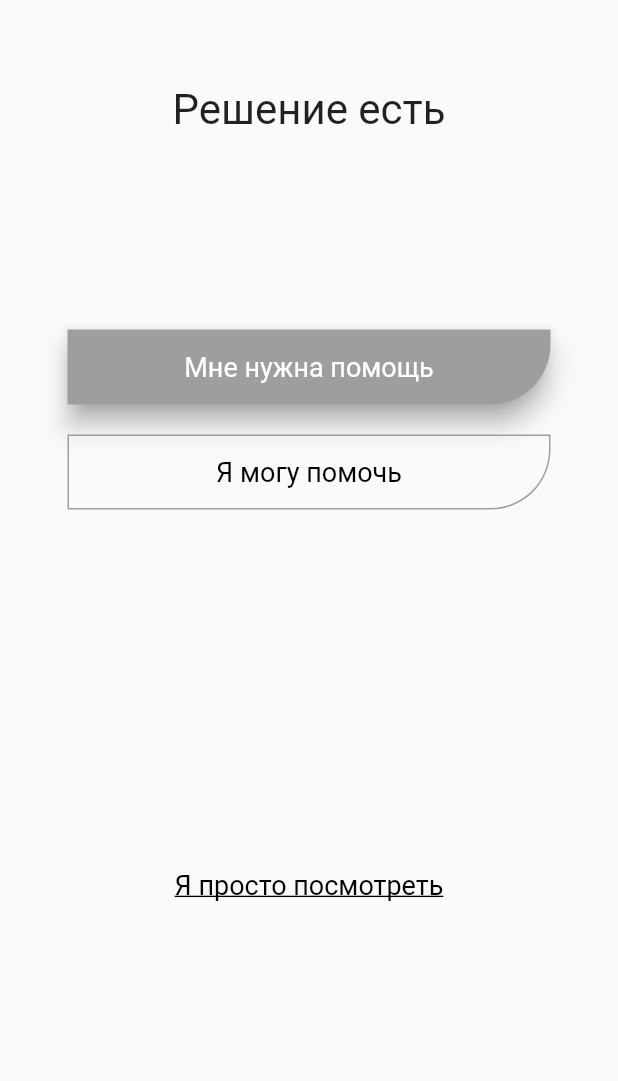
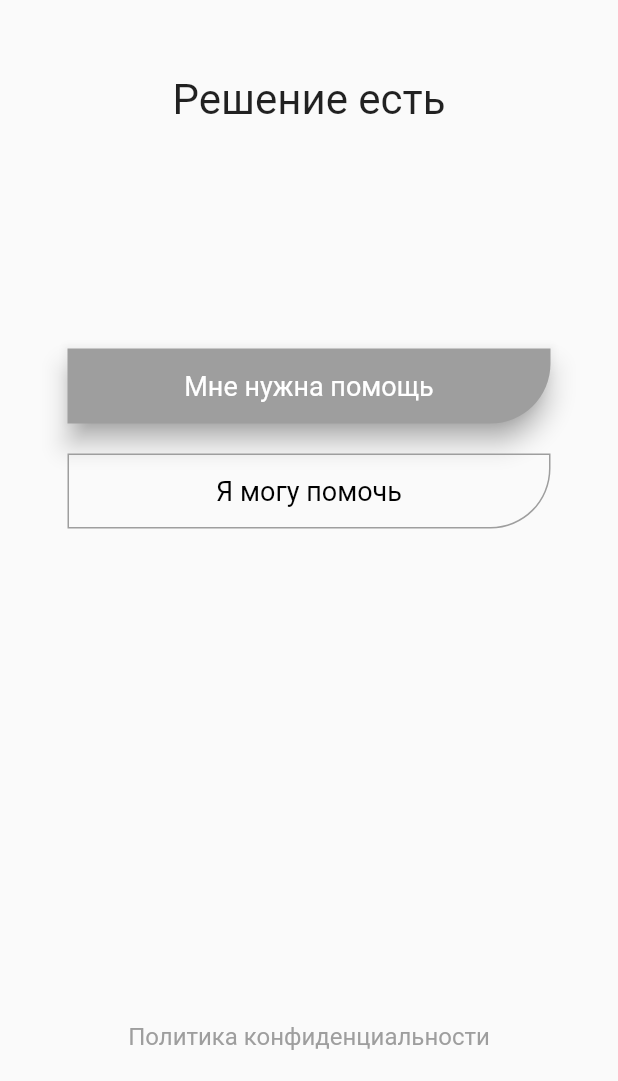
Before and after one commit to ars-kalinichenko/WeHelp, a Flutter app: the screen it shows after launch, on a phone screen of 412 x 824 dp, the part 155-1236 px from its top. Run offline on Flutter 3.47's test engine with Material 2 defaults, Android fonts, the phone set to English and light mode, and no system bars; Roboto replaces fonts that are missing (Montserrat).

Commit message:
Static layout converted to adaptive.

```diff
--- a/we_help/lib/main.dart
+++ b/we_help/lib/main.dart
@@ -78,12 +78,13 @@ class _StartPageState extends State<StartPage> {
                 // center the children vertically; the main axis here is the vertical
                 // axis because Columns are vertical (the cross axis would be
                 // horizontal).
-                mainAxisAlignment: MainAxisAlignment.start,
+                mainAxisAlignment: MainAxisAlignment.spaceBetween,
                 crossAxisAlignment: CrossAxisAlignment.center,
                 children: <Widget>[
           Container(
-            child: Stack(
-              alignment: Alignment.topCenter,
+            child: Column(
+              mainAxisAlignment: MainAxisAlignment.spaceEvenly,
+              crossAxisAlignment: CrossAxisAlignment.center,
               children: <Widget>[
                 Container(
                   padding: EdgeInsets.fromLTRB(0.0, 70.0, 0.0, 0.0),
@@ -94,8 +95,8 @@ class _StartPageState extends State<StartPage> {
                           fontWeight: FontWeight.normal,
                           fontFamily: "Montserrat")),
                 ),
+                SizedBox(height: 50.0),
                 Container(
-                  padding: EdgeInsets.fromLTRB(0.0, 160.0, 0.0, 0.0),
                   child: Text('Решение есть',
                       textAlign: TextAlign.center,
                       style: TextStyle(
@@ -107,10 +108,9 @@ class _StartPageState extends State<StartPage> {
             ),
           ),
           Container(
-              padding: EdgeInsets.only(top: 80.0, left: 45.0, right: 45.0),
+              padding: EdgeInsets.only(left: 45.0, right: 45.0),
               child: Column(
                 children: <Widget>[
-                  SizedBox(height: 50.0),
                   Container(
                     height: 50.0,
                     child: Material(
@@ -165,21 +165,19 @@ class _StartPageState extends State<StartPage> {
                   ),
                 ],
               )),
-          SizedBox(height: 220),
+          SizedBox(height: 30),
           Container(
-              padding: EdgeInsets.only(top: 20.0),
+              padding: EdgeInsets.only(bottom: 20.0),
               child: GestureDetector(
                 onTap: () {
-                  print("Я просто посмотреть");
+                  print("Политика конфиденциальности");
                 },
                 child: Text(
-                  'Я просто посмотреть',
+                  'Политика конфиденциальности',
                   style: TextStyle(
-                      color: Colors.black,
-                      fontSize: 18,
-                      fontFamily: 'Montserrat',
-                      fontWeight: FontWeight.normal,
-                      decoration: TextDecoration.underline),
+                      color: Colors.grey,
+                      fontSize: 16,
+                      fontFamily: 'Montserrat'),
                 ),
               ))
         ])));
```
